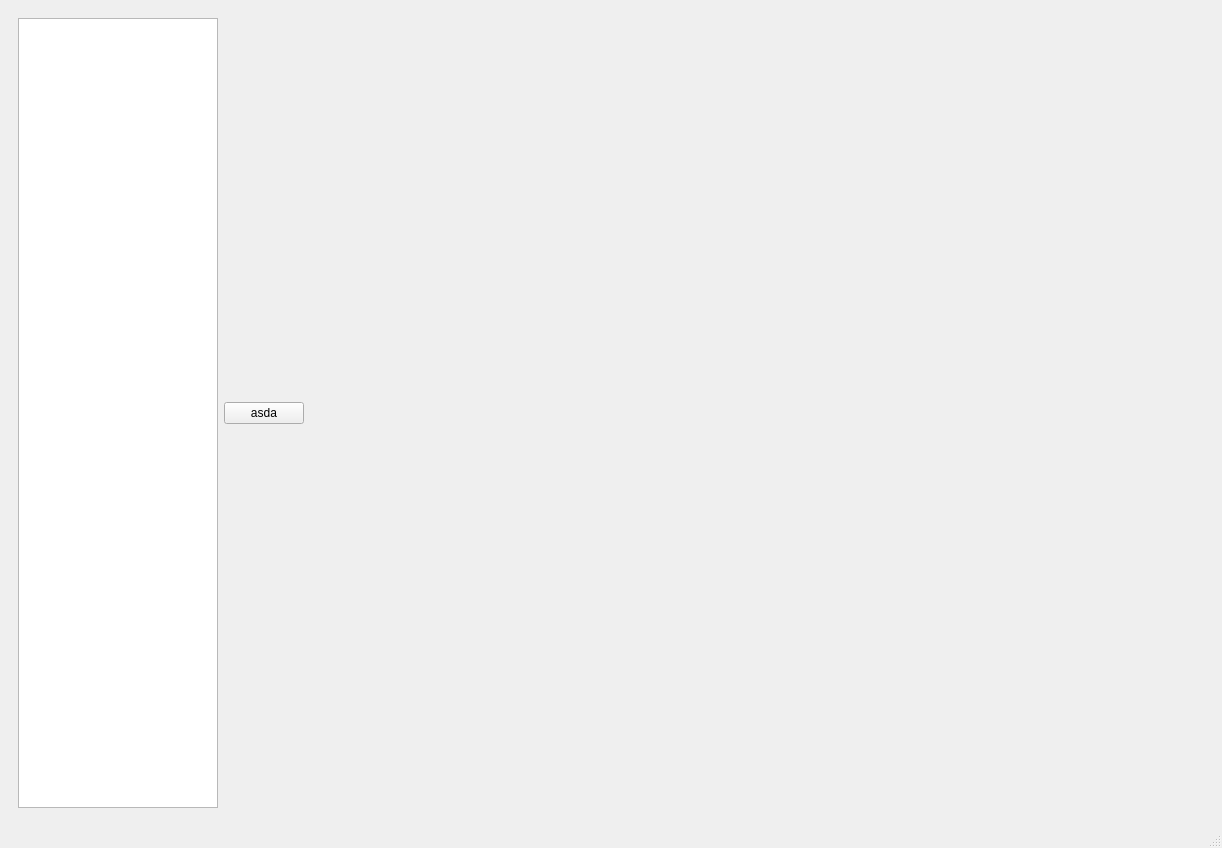
Old version of the form ui/mainwindow.ui in the repository mateusangeli/PEPMED.
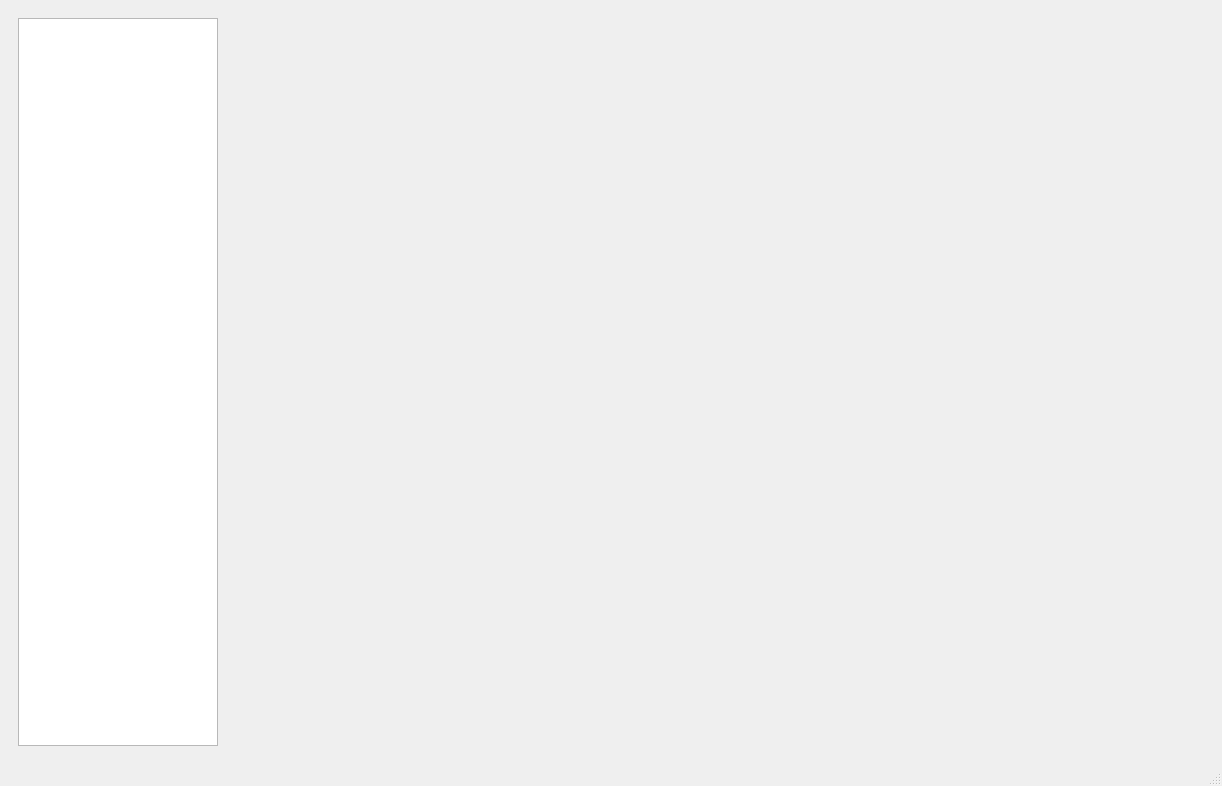
New version of the form. The open tabs and pages were chosen to show the change.

Patch:
```diff
--- a/ui/mainwindow.ui
+++ b/ui/mainwindow.ui
@@ -6,8 +6,8 @@
    <rect>
     <x>0</x>
     <y>0</y>
-    <width>1085</width>
-    <height>848</height>
+    <width>1216</width>
+    <height>786</height>
    </rect>
   </property>
   <property name="windowTitle">
@@ -182,13 +182,6 @@
             </property>
            </widget>
           </item>
-          <item>
-           <widget class="QPushButton" name="pushButton_4">
-            <property name="text">
-             <string>asda</string>
-            </property>
-           </widget>
-          </item>
           <item>
            <widget class="QStackedWidget" name="stackedWidget_2"/>
           </item>
```
Left out of the diff: 35 changed lines with no effect on the pictures.
